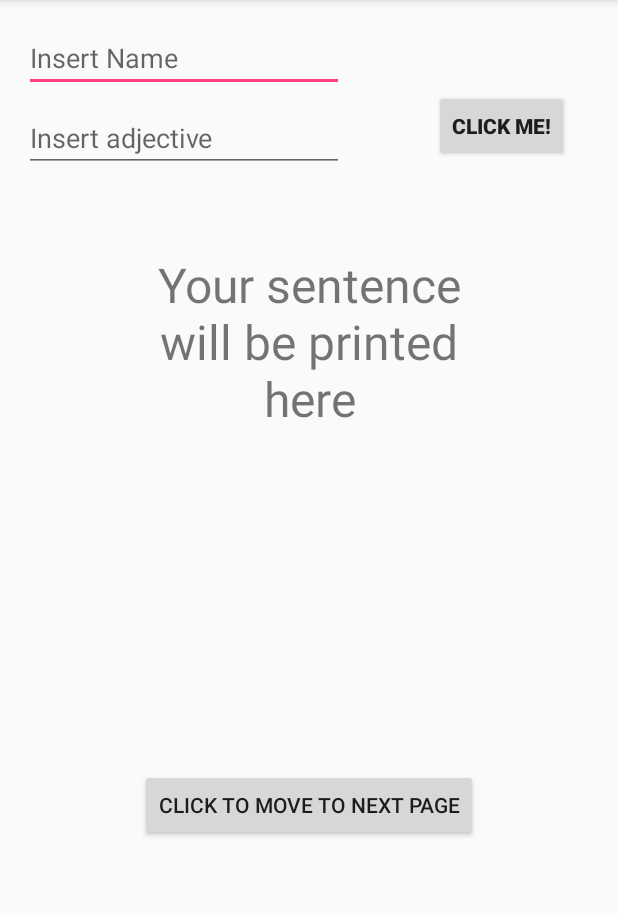
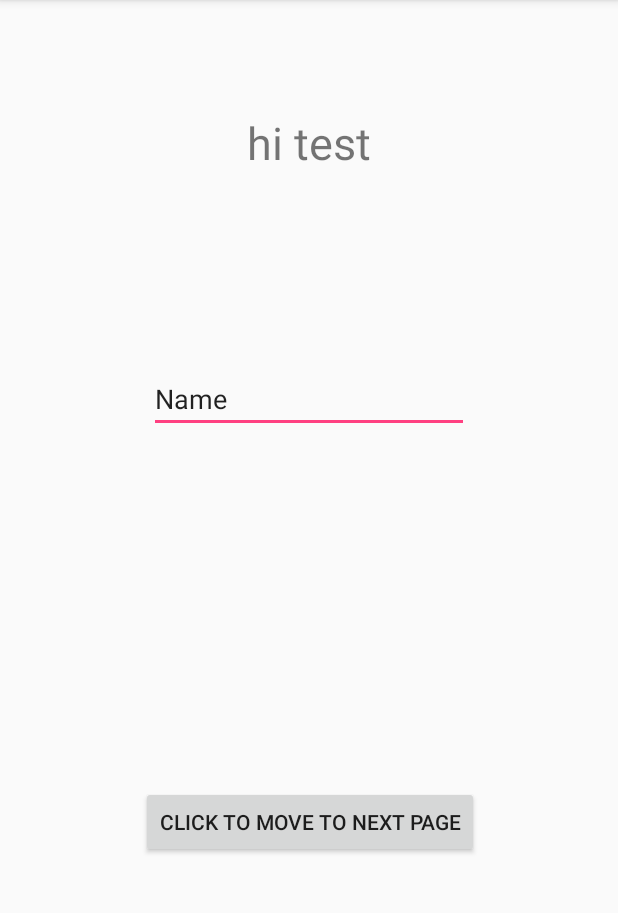
Before and after one commit to Schedose/Schedose, an Android app: the screen it shows after launch (MainActivity), on a phone screen of 412 x 824 dp, the part 84-997 px from its top. Run offline under Robolectric (Android 15) with nearby library versions, the phone set to English and light mode, and no system bars.

Commit message:
Made hella stuff **Name**

```diff
--- a/app/src/main/AndroidManifest.xml
+++ b/app/src/main/AndroidManifest.xml
@@ -16,6 +16,7 @@
                 <category android:name="android.intent.category.LAUNCHER" />
             </intent-filter>
         </activity>
+
         <activity android:name=".MainActivity" />
         <activity android:name=".MainActivity2" />
         <activity
--- a/app/src/main/java/com/nerds/neds/schedose/FirstTimeScreen.java
+++ b/app/src/main/java/com/nerds/neds/schedose/FirstTimeScreen.java
@@ -29,7 +29,7 @@ public class FirstTimeScreen extends AppCompatActivity {
         firstlaunchnext.setOnClickListener(new View.OnClickListener() {
             @Override
             public void onClick(View v) {
-                Intent firstLaunchIntent = new Intent(getApplicationContext(), MainActivity.class);
+                Intent firstLaunchIntent = new Intent(getApplicationContext(), CreateActivity.class);
                 startActivity(firstLaunchIntent);
                 finish();
             }
--- a/app/src/main/java/com/nerds/neds/schedose/MainActivity.java
+++ b/app/src/main/java/com/nerds/neds/schedose/MainActivity.java
@@ -5,7 +5,6 @@ import android.os.Bundle;
 import android.support.v7.app.AppCompatActivity;
 import android.view.View;
 import android.widget.Button;
-import android.widget.EditText;
 import android.widget.TextView;
 
 public class MainActivity extends AppCompatActivity {
@@ -14,26 +13,15 @@ public class MainActivity extends AppCompatActivity {
     protected void onCreate(Bundle savedInstanceState) {
         super.onCreate(savedInstanceState);
         setContentView(R.layout.activity_main);
-
-        Button pressbutton = findViewById(R.id.pressthistodie);
-
-        pressbutton.setOnClickListener(new View.OnClickListener() {
-            @Override
-            public void onClick(View v) {
-                EditText name = findViewById(R.id.TextBoxName);
-                EditText adjective = findViewById(R.id.TextBoxAdj);
-                String Name = name.getText().toString();
-                String adj = adjective.getText().toString();
-                TextView result = findViewById(R.id.textView2);
-                result.setText(Name + " is " + adj);
-            }
-        });
+        String test="test";
+        TextView greeting=(TextView) findViewById(R.id.GreetingText) ;
+        greeting.setText("hi "+test);
         Button nextpage = findViewById(R.id.nxtpage);
         nextpage.setOnClickListener(new View.OnClickListener() {
             @Override
             public void onClick(View v) {
                 Intent StartIntent=new Intent(getApplicationContext(), MainActivity2.class);
-                StartIntent.putExtra("com.nerds.neds.schedose.WelcomeStatement","Hi! Welcome to the second page!");
+                //StartIntent.putExtra("com.nerds.neds.schedose.WelcomeStatement","Hi! Welcome to the second page!");
                 startActivity(StartIntent);
             }
         });
--- a/app/src/main/res/layout/activity_first_time_screen.xml
+++ b/app/src/main/res/layout/activity_first_time_screen.xml
@@ -62,7 +62,7 @@
         android:layout_marginEnd="8dp"
         android:layout_marginStart="8dp"
         android:layout_marginTop="8dp"
-        android:text="NEXT"
+        android:text="START"
         app:layout_constraintBottom_toBottomOf="parent"
         app:layout_constraintEnd_toEndOf="parent"
         app:layout_constraintStart_toStartOf="parent"
--- a/app/src/main/res/layout/activity_main.xml
+++ b/app/src/main/res/layout/activity_main.xml
@@ -7,71 +7,47 @@
     tools:context=".MainActivity">
 
     <Button
-        android:id="@+id/pressthistodie"
+        android:id="@+id/nxtpage"
         android:layout_width="wrap_content"
         android:layout_height="wrap_content"
-        android:layout_marginStart="60dp"
-        android:layout_marginTop="60dp"
-        android:onClick="change"
-        android:text="Click me!"
-        android:textStyle="bold"
-        android:visibility="visible"
-        app:layout_constraintStart_toEndOf="@+id/TextBoxAdj"
-        app:layout_constraintTop_toTopOf="parent" />
+        android:layout_marginBottom="196dp"
+        android:layout_marginEnd="8dp"
+        android:layout_marginStart="8dp"
+        android:text="Click to move to next page"
+        app:layout_constraintBottom_toBottomOf="parent"
+        app:layout_constraintEnd_toEndOf="parent"
+        app:layout_constraintHorizontal_bias="0.503"
+        app:layout_constraintStart_toStartOf="parent" />
 
     <EditText
-        android:id="@+id/TextBoxName"
+        android:id="@+id/Text"
         android:layout_width="wrap_content"
         android:layout_height="wrap_content"
-        android:layout_marginStart="16dp"
-        android:layout_marginTop="16dp"
+        android:layout_marginEnd="8dp"
+        android:layout_marginStart="8dp"
+        android:layout_marginTop="8dp"
         android:ems="10"
-        android:hint="Insert Name"
-        android:inputType="text|textPersonName"
+        android:inputType="textPersonName"
+        android:text="Name"
+        app:layout_constraintBottom_toTopOf="@+id/nxtpage"
+        app:layout_constraintEnd_toEndOf="parent"
         app:layout_constraintStart_toStartOf="parent"
         app:layout_constraintTop_toTopOf="parent" />
 
     <TextView
-        android:id="@+id/textView2"
-        android:layout_width="230dp"
-        android:layout_height="137dp"
-        android:layout_marginBottom="8dp"
-        android:layout_marginEnd="8dp"
-        android:layout_marginStart="8dp"
-        android:layout_marginTop="8dp"
-        android:text="Your sentence will be printed here"
-        android:textAlignment="center"
-        android:textSize="32sp"
-        app:layout_constraintBottom_toBottomOf="parent"
-        app:layout_constraintEnd_toEndOf="parent"
-        app:layout_constraintStart_toStartOf="parent"
-        app:layout_constraintTop_toBottomOf="@+id/TextBoxName"
-        app:layout_constraintVertical_bias="0.178" />
-
-    <EditText
-        android:id="@+id/TextBoxAdj"
-        android:layout_width="wrap_content"
-        android:layout_height="wrap_content"
-        android:layout_marginStart="16dp"
-        android:layout_marginTop="8dp"
-        android:ems="10"
-        android:hint="Insert adjective"
-        android:inputType="textPersonName"
-        app:layout_constraintStart_toStartOf="parent"
-        app:layout_constraintTop_toBottomOf="@+id/TextBoxName" />
-
-    <Button
-        android:id="@+id/nxtpage"
+        android:id="@+id/GreetingText"
         android:layout_width="wrap_content"
         android:layout_height="wrap_content"
         android:layout_marginBottom="8dp"
         android:layout_marginEnd="8dp"
         android:layout_marginStart="8dp"
-        android:layout_marginTop="8dp"
-        android:text="Click to move to next page"
+        android:layout_marginTop="72dp"
+        android:text="!"
+        android:textSize="30sp"
         app:layout_constraintBottom_toBottomOf="parent"
         app:layout_constraintEnd_toEndOf="parent"
         app:layout_constraintStart_toStartOf="parent"
-        app:layout_constraintTop_toBottomOf="@+id/textView2" />
+        app:layout_constraintTop_toTopOf="parent"
+        app:layout_constraintVertical_bias="0.004" />
 
 </android.support.constraint.ConstraintLayout>
```
Also changed, not shown: app/src/main/java/com/nerds/neds/schedose/CreateActivity.java (+13 -1 lines), app/src/main/res/layout/activity_create.xml (+48 -5 lines), app/src/main/java/ClassClass.java (line endings or trailing spaces).
